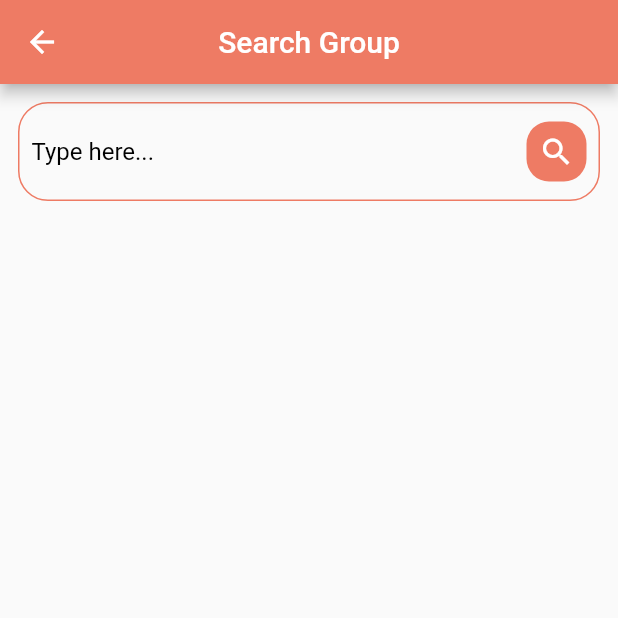
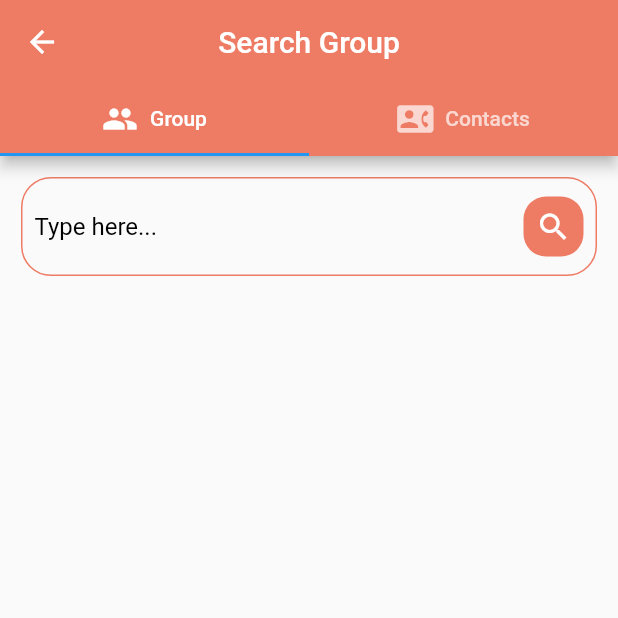
Before and after one commit to PCRIG/flutter-chat-app, a Flutter app: the SearchPage screen opened directly, after a tap on the "search" icon, on a phone screen of 412 x 824 dp, the top half of it. Run offline on Flutter 3.47's test engine with Material 2 defaults, Android fonts, the phone set to English and light mode, and no system bars; our stand-ins replace cloud_firestore, contacts_service, firebase_auth, firebase_core, permission_handler, shared_preferences; accounts and stored records are empty.

Commit message:
search page contact tab added

```diff
--- a/lib/pages/search_page.dart
+++ b/lib/pages/search_page.dart
@@ -3,8 +3,10 @@ import 'package:chatapp/pages/chat_page.dart';
 import 'package:chatapp/services/database_service.dart';
 import 'package:chatapp/widgets/widgets.dart';
 import 'package:cloud_firestore/cloud_firestore.dart';
+import 'package:contacts_service/contacts_service.dart';
 import 'package:firebase_auth/firebase_auth.dart';
 import 'package:flutter/material.dart';
+import 'package:permission_handler/permission_handler.dart';
 
 class SearchPage extends StatefulWidget {
   const SearchPage({super.key});
@@ -13,10 +15,13 @@ class SearchPage extends StatefulWidget {
   State<SearchPage> createState() => _SearchPageState();
 }
 
-class _SearchPageState extends State<SearchPage> {
+class _SearchPageState extends State<SearchPage> with TickerProviderStateMixin {
   TextEditingController searchController = TextEditingController();
+  late TabController tabController;
+
   bool _isLoading = false;
   QuerySnapshot? searchGroupList;
+  List<Contact> searchContactList = [];
   String userName = '';
   String userId = '';
   bool isUserJoined = false;
@@ -24,6 +29,7 @@ class _SearchPageState extends State<SearchPage> {
   @override
   void initState() {
     super.initState();
+    tabController = TabController(length: 2, vsync: this);
     getUserNameAndId();
   }
 
@@ -43,15 +49,59 @@ class _SearchPageState extends State<SearchPage> {
         title: const Text('Search Group'),
         centerTitle: true,
         backgroundColor: Theme.of(context).primaryColor,
+        bottom: TabBar(
+          overlayColor: MaterialStateProperty.all(Colors.white12),
+          controller: tabController,
+          tabs: <Widget>[
+            Tab(
+              child: Row(
+                mainAxisAlignment: MainAxisAlignment.center,
+                children: const <Widget>[
+                  Icon(Icons.group),
+                  SizedBox(
+                    width: 8,
                   ),
-      body: Column(children: [
+                  Text("Group")
+                ],
+              ),
+            ),
+            Tab(
+              child: Row(
+                mainAxisAlignment: MainAxisAlignment.center,
+                children: const <Widget>[
+                  Icon(Icons.contact_phone),
+                  SizedBox(
+                    width: 8,
+                  ),
+                  Text("Contacts")
+                ],
+              ),
+            ),
+          ],
+        ),
+      ),
+      body: TabBarView(
+        controller: tabController,
+        children: [
+          searchWidget(isGroup: true),
+          searchWidget(isGroup: false),
+        ],
+      ),
+    );
+  }
+
+  Widget searchWidget({required bool isGroup}) {
+    return Column(
+      children: [
         Container(
-          margin: const EdgeInsets.all(12),
+          margin: const EdgeInsets.all(14),
           padding: const EdgeInsets.all(8),
           decoration: BoxDecoration(
-              border:
-                  Border.all(width: 1, color: Theme.of(context).primaryColor),
-              borderRadius: const BorderRadius.all(Radius.circular(20))),
+            border: Border.all(width: 1, color: Theme.of(context).primaryColor),
+            borderRadius: const BorderRadius.all(
+              Radius.circular(20),
+            ),
+          ),
           child: Row(
             children: [
               Expanded(
@@ -60,12 +110,13 @@ class _SearchPageState extends State<SearchPage> {
                   decoration: const InputDecoration(
                     border: InputBorder.none,
                     hintText: 'Type here...',
-                      hintStyle: TextStyle(color: Colors.black)),
+                    hintStyle: TextStyle(color: Colors.black),
+                  ),
                 ),
               ),
               GestureDetector(
                 onTap: () {
-                  initiateSearch();
+                  initiateSearch(isGroup: isGroup);
                 },
                 child: Container(
                   height: 40,
@@ -73,8 +124,10 @@ class _SearchPageState extends State<SearchPage> {
                   padding: const EdgeInsets.all(8),
                   decoration: BoxDecoration(
                     color: Theme.of(context).primaryColor,
-                      borderRadius:
-                          const BorderRadius.all(Radius.circular(15))),
+                    borderRadius: const BorderRadius.all(
+                      Radius.circular(15),
+                    ),
+                  ),
                   child: const Icon(Icons.search, color: Colors.white),
                 ),
               )
@@ -86,17 +139,20 @@ class _SearchPageState extends State<SearchPage> {
                 child: CircularProgressIndicator(
                     color: Theme.of(context).primaryColor),
               )
-            : groupList()
-      ]),
+            : isGroup
+                ? groupList()
+                : contactList(),
+      ],
     );
   }
 
-  initiateSearch() async {
+  initiateSearch({required isGroup}) async {
     if (searchController.text.isNotEmpty) {
       setState(() {
         _isLoading = true;
       });
 
+      if (isGroup) {
         await DatabaseService(FirebaseAuth.instance.currentUser!.uid)
             .searchGroup(searchController.text)
             .then((value) {
@@ -105,6 +161,17 @@ class _SearchPageState extends State<SearchPage> {
             _isLoading = false;
           });
         });
+        return;
+      }
+
+      if (await Permission.contacts.request().isGranted) {
+        await ContactsService.getContacts(withThumbnails: false).then((value) {
+          setState(() {
+            searchContactList = value;
+            _isLoading = false;
+          });
+        });
+      }
     }
   }
 
@@ -121,6 +188,21 @@ class _SearchPageState extends State<SearchPage> {
                   userName);
             },
           )
+        : Container();
+  }
+
+  contactList() {
+    return searchContactList.isNotEmpty
+        ? ListView.builder(
+            shrinkWrap: true,
+            itemCount: searchContactList.length,
+            itemBuilder: ((context, index) {
+              return groupTile(
+                  "groupId",
+                  searchContactList[index].displayName ?? '',
+                  "admin",
+                  userName);
+            }))
         : Container();
   }
 
--- a/pubspec.yaml
+++ b/pubspec.yaml
@@ -38,6 +38,8 @@ dependencies:
   firebase_core: ^2.4.0
   cloud_firestore: ^4.2.0
   shared_preferences: ^2.0.15
+  contacts_service: ^0.6.3
+  permission_handler: ^10.2.0
 
 dev_dependencies:
   flutter_test:
```
Also changed, not shown: pubspec.lock, 2 other files. Lines whose indentation alone changed are shown as unchanged.
